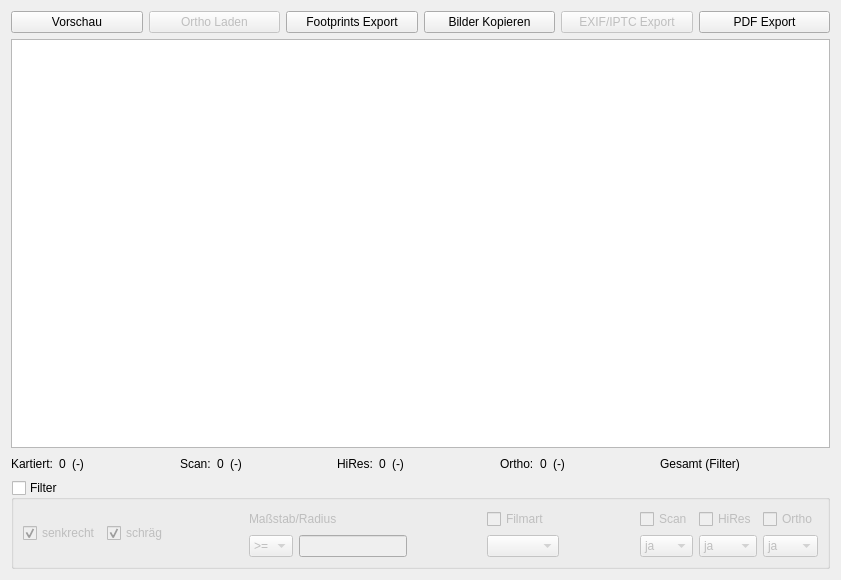
First picture: the form in APIS/forms/apis_image_selection_list_form.ui, repository APIS-Luftbildarchiv/APIS, before the edit.
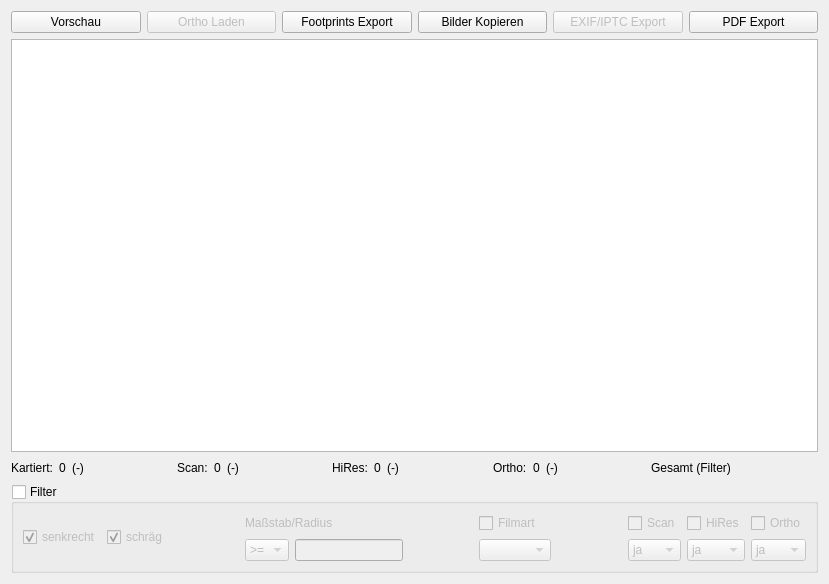
Second picture: the form after the edit. Icons and pictures are not drawn.

Patch:
```diff
--- a/APIS/forms/apis_image_selection_list_form.ui
+++ b/APIS/forms/apis_image_selection_list_form.ui
@@ -9,8 +9,8 @@
    <rect>
     <x>0</x>
     <y>0</y>
-    <width>841</width>
-    <height>580</height>
+    <width>829</width>
+    <height>584</height>
    </rect>
   </property>
   <property name="windowTitle">
```
